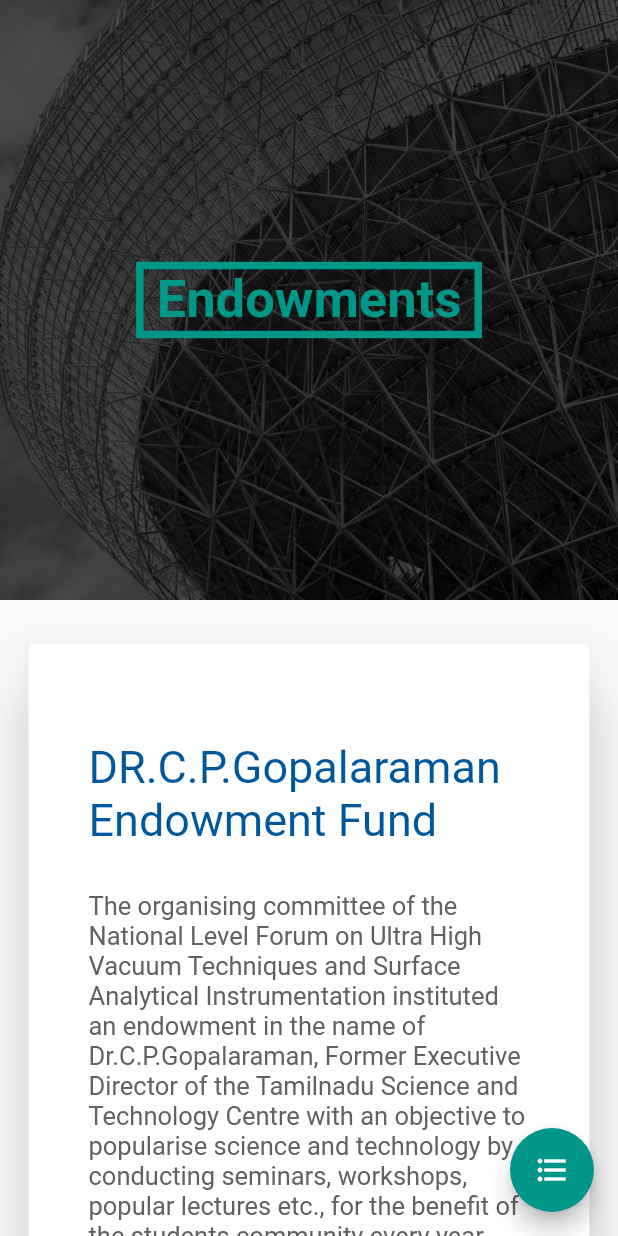
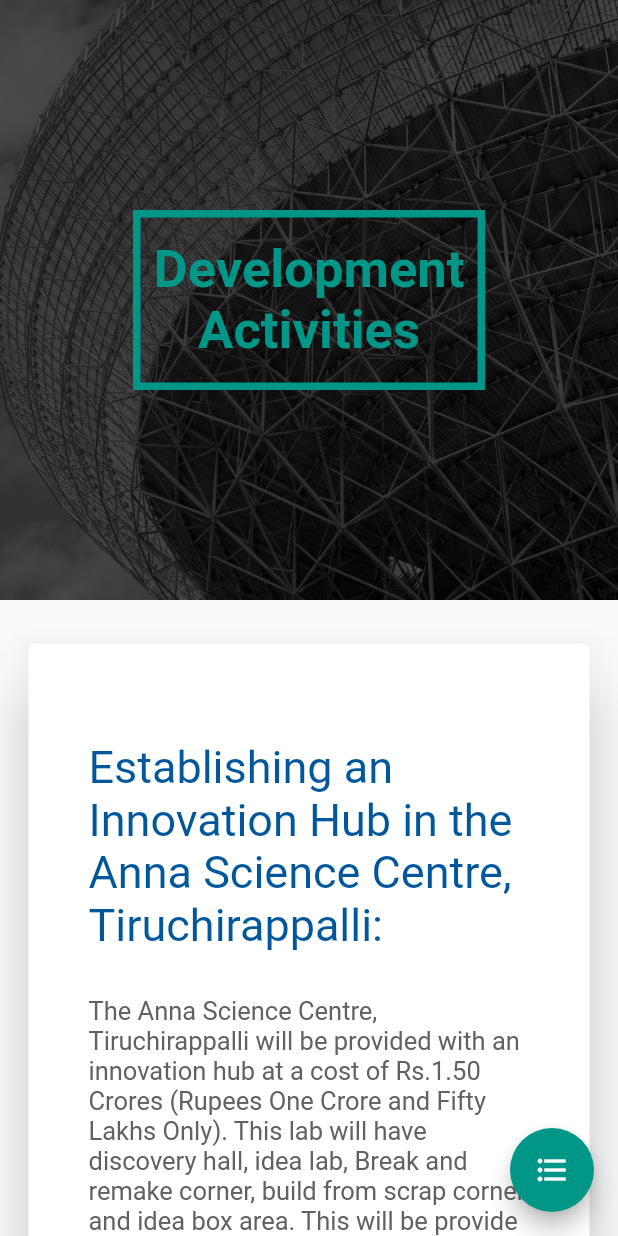
Before and after one commit to ashutosh201/tnstc-test-site, a Flutter app: the screen it shows after launch, on a phone screen of 412 x 824 dp. Run offline on Flutter 3.47's test engine with Material 2 defaults, Android fonts, the phone set to English and light mode, and no system bars.

Commit message:
added development activities page

```diff
--- /dev/null
+++ b/lib/Pages/Development.dart
@@ -0,0 +1,300 @@
+import 'package:flutter/material.dart';
+import 'package:tnstc_test_site/Homepagebody/Sidemenu.dart';
+import 'package:tnstc_test_site/Navbar/Navbar.dart';
+
+class Development extends StatelessWidget {
+  @override
+  Widget build(BuildContext context) {
+    return LayoutBuilder(
+      builder: (context, constraints) {
+        if (constraints.maxWidth > 800) {
+          return DesktopDevelopment();
+        } else {
+          return MobileDevelopment();
+        }
+      },
+    );
+  }
+}
+
+GlobalKey<ScaffoldState> _scaffoldState = GlobalKey<ScaffoldState>();
+
+class DesktopDevelopment extends StatefulWidget {
+  @override
+  _DesktopDevelopmentState createState() => _DesktopDevelopmentState();
+}
+
+class _DesktopDevelopmentState extends State<DesktopDevelopment> {
+  @override
+  Widget build(BuildContext context) {
+    return Scaffold(
+      body: Stack(
+        children: <Widget>[
+          Row(
+            children: <Widget>[
+              Container(
+                width: MediaQuery.of(context).size.width * 0.2,
+                height: MediaQuery.of(context).size.height,
+                color: Colors.teal.withOpacity(0.9),
+                child: DesktopSidemenu(),
+              ),
+              Container(
+                width: MediaQuery.of(context).size.width * 0.8,
+                height: MediaQuery.of(context).size.height,
+                child: SingleChildScrollView(
+                  child: Column(
+                    children: <Widget>[
+                      Stack(
+                        children: [
+                          Container(
+                            width: MediaQuery.of(context).size.width * 0.8,
+                            height: 400,
+                            child: Image.asset(
+                              'assets/homepagebackground4.jpg',
+                              fit: BoxFit.cover,
+                            ),
+                          ),
+                          Container(
+                            width: MediaQuery.of(context).size.width,
+                            height: 400,
+                            color: Colors.black.withOpacity(0.7),
+                            child: Center(
+                              child: Container(
+                                child: Text(
+                                  " Development Activities ",
+                                  style: TextStyle(
+                                    color: Colors.teal,
+                                    fontSize: 35,
+                                    fontWeight: FontWeight.bold,
+                                  ),
+                                ),
+                                decoration: BoxDecoration(
+                                  border: Border.all(
+                                    width: 5,
+                                    color: Colors.teal,
+                                  ),
+                                ),
+                              ),
+                            ),
+                          ),
+                        ],
+                      ),
+                      SizedBox(
+                        height: 60,
+                      ),
+                      Container(
+                        width: MediaQuery.of(context).size.width * 0.8,
+                        child: Padding(
+                          padding: EdgeInsets.symmetric(
+                              horizontal:
+                                  MediaQuery.of(context).size.width * 0.1),
+                          child: Card(
+                            elevation: 20,
+                            child: Padding(
+                              padding: EdgeInsets.symmetric(
+                                  horizontal:
+                                      MediaQuery.of(context).size.width * 0.05),
+                              child: Column(
+                                children: <Widget>[
+                                  SizedBox(
+                                    height: 70,
+                                  ),
+                                  Text(
+                                    "Establishing an Innovation Hub in the Anna Science Centre, Tiruchirappalli:",
+                                    style: TextStyle(
+                                      color: Colors.lightBlue[900],
+                                      fontSize: 30,
+                                    ),
+                                  ),
+                                  SizedBox(
+                                    height: 30,
+                                  ),
+                                  Text(
+                                    "The Anna Science Centre, Tiruchirappalli will be provided with an innovation hub at a cost of Rs.1.50 Crores (Rupees One Crore and Fifty Lakhs Only). This lab will have discovery hall, idea lab, Break and remake corner, build from scrap corner and idea box area. This will be provide an opportunity for the students to develop creative ability skills. The work is under progress. The project is being implemented on 50:50 cost sharing basis by National Council Science of Museums (NCSM), Government of India, (Ministry of Culture) and Tamilnadu Science and Technology Centre, Chennai. The facility will be inaugurated during the year 2019-2020.",
+                                    style: TextStyle(
+                                      color: Colors.grey[700],
+                                      fontSize: 17,
+                                    ),
+                                  ),
+                                  SizedBox(
+                                    height: 50,
+                                  ),
+                                  Text(
+                                    "Establishing an Innovation Hub in the Regional Science Centre, Coimbatore:",
+                                    style: TextStyle(
+                                      color: Colors.lightBlue[900],
+                                      fontSize: 30,
+                                    ),
+                                  ),
+                                  SizedBox(
+                                    height: 30,
+                                  ),
+                                  Text(
+                                    "The Regional Science Centre, Coimbatore will be provided with an innovation hub at a cost of Rs.1.80 Crores (Rupees One crore and eighty lakhs only). This lab will have discovery hall, idea lab, Break and remake corner, build from scrap corner and idea box area. This will be provide an opportunity for the students to develop creative ability skills. The work is under progress. The project is being implemented on 50:50 cost sharing basis by National Council Science of Museums (NCSM), Government of India, (Ministry of Culture) and Tamilnadu Science and Technology Centre, Chennai. The facility will be inaugurated during the year 2019 - 2020.",
+                                    style: TextStyle(
+                                      color: Colors.grey[700],
+                                      fontSize: 17,
+                                    ),
+                                  ),
+                                  SizedBox(
+                                    height: 70,
+                                  ),
+                                ],
+                              ),
+                            ),
+                          ),
+                        ),
+                      ),
+                      SizedBox(
+                        height: 50,
+                      ),
+                    ],
+                  ),
+                ),
+              ),
+            ],
+          ),
+          DesktopNavbar(),
+        ],
+      ),
+    );
+  }
+}
+
+class MobileDevelopment extends StatefulWidget {
+  @override
+  _MobileDevelopmentState createState() => _MobileDevelopmentState();
+}
+
+class _MobileDevelopmentState extends State<MobileDevelopment> {
+  @override
+  Widget build(BuildContext context) {
+    return Scaffold(
+      key: _scaffoldState,
+      drawer: Theme(
+        data: ThemeData.dark(),
+        child: Drawer(
+          child: Sidemenu(),
+        ),
+      ),
+      floatingActionButton: FloatingActionButton(
+        backgroundColor: Colors.teal,
+        child: Icon(Icons.format_list_bulleted),
+        onPressed: () {
+          _scaffoldState.currentState.openDrawer();
+        },
+      ),
+      body: SingleChildScrollView(
+        child: Column(
+          children: [
+            Stack(
+              children: [
+                Container(
+                  width: MediaQuery.of(context).size.width,
+                  height: 400,
+                  child: Image.asset(
+                    'assets/homepagebackground4.jpg',
+                    fit: BoxFit.cover,
+                  ),
+                ),
+                Container(
+                  width: MediaQuery.of(context).size.width,
+                  height: 400,
+                  color: Colors.black.withOpacity(0.7),
+                  child: Center(
+                    child: Container(
+                      height: 120,
+                      child: Column(
+                        mainAxisAlignment: MainAxisAlignment.center,
+                        children: [
+                          Text(
+                            " Development ",
+                            style: TextStyle(
+                              color: Colors.teal,
+                              fontSize: 35,
+                              fontWeight: FontWeight.bold,
+                            ),
+                          ),
+                          Text(
+                            " Activities ",
+                            style: TextStyle(
+                              color: Colors.teal,
+                              fontSize: 35,
+                              fontWeight: FontWeight.bold,
+                            ),
+                          ),
+                        ],
+                      ),
+                      decoration: BoxDecoration(
+                        border: Border.all(
+                          width: 5,
+                          color: Colors.teal,
+                        ),
+                      ),
+                    ),
+                  ),
+                ),
+              ],
+            ),
+            Padding(
+              padding: const EdgeInsets.symmetric(horizontal: 15, vertical: 25),
+              child: Card(
+                elevation: 20,
+                child: Padding(
+                  padding: EdgeInsets.symmetric(horizontal: 40, vertical: 15),
+                  child: Column(
+                    children: <Widget>[
+                      SizedBox(
+                        height: 50,
+                      ),
+                      Text(
+                        "Establishing an Innovation Hub in the Anna Science Centre, Tiruchirappalli:",
+                        style: TextStyle(
+                          color: Colors.lightBlue[900],
+                          fontSize: 30,
+                        ),
+                      ),
+                      SizedBox(
+                        height: 30,
+                      ),
+                      Text(
+                        "The Anna Science Centre, Tiruchirappalli will be provided with an innovation hub at a cost of Rs.1.50 Crores (Rupees One Crore and Fifty Lakhs Only). This lab will have discovery hall, idea lab, Break and remake corner, build from scrap corner and idea box area. This will be provide an opportunity for the students to develop creative ability skills. The work is under progress. The project is being implemented on 50:50 cost sharing basis by National Council Science of Museums (NCSM), Government of India, (Ministry of Culture) and Tamilnadu Science and Technology Centre, Chennai. The facility will be inaugurated during the year 2019-2020.",
+                        style: TextStyle(
+                          color: Colors.grey[700],
+                          fontSize: 17,
+                        ),
+                      ),
+                      SizedBox(
+                        height: 40,
+                      ),
+                      Text(
+                        "Establishing an Innovation Hub in the Regional Science Centre, Coimbatore:",
+                        style: TextStyle(
+                          color: Colors.lightBlue[900],
+                          fontSize: 30,
+                        ),
+                      ),
+                      SizedBox(
+                        height: 30,
+                      ),
+                      Text(
+                        "The Regional Science Centre, Coimbatore will be provided with an innovation hub at a cost of Rs.1.80 Crores (Rupees One crore and eighty lakhs only). This lab will have discovery hall, idea lab, Break and remake corner, build from scrap corner and idea box area. This will be provide an opportunity for the students to develop creative ability skills. The work is under progress. The project is being implemented on 50:50 cost sharing basis by National Council Science of Museums (NCSM), Government of India, (Ministry of Culture) and Tamilnadu Science and Technology Centre, Chennai. The facility will be inaugurated during the year 2019 - 2020.",
+                        style: TextStyle(
+                          color: Colors.grey[700],
+                          fontSize: 17,
+                        ),
+                      ),
+                      SizedBox(
+                        height: 50,
+                      ),
+                    ],
+                  ),
+                ),
+              ),
+            ),
+          ],
+        ),
+      ),
+    );
+  }
+}
--- a/lib/main.dart
+++ b/lib/main.dart
@@ -7,6 +7,7 @@
 import 'package:tnstc_test_site/Pages/Centre3.dart';
 import 'package:tnstc_test_site/Pages/Centre4.dart';
 import 'package:tnstc_test_site/Pages/Contact.dart';
+import 'package:tnstc_test_site/Pages/Development.dart';
 import 'package:tnstc_test_site/Pages/Endowments.dart';
 import 'package:tnstc_test_site/Pages/Library.dart';
 import 'package:tnstc_test_site/Pages/feestructure.dart';
@@ -28,7 +29,7 @@
       visualDensity: VisualDensity.adaptivePlatformDensity,
     ),
     title: 'TNSTC  OFFICIAL  WEBSITE',
-    home: Endowments(),
+    home: Development(),
     //initialRoute: '/home',
     //routes: {
     //  '/home': (context) => HomePage(),
```
